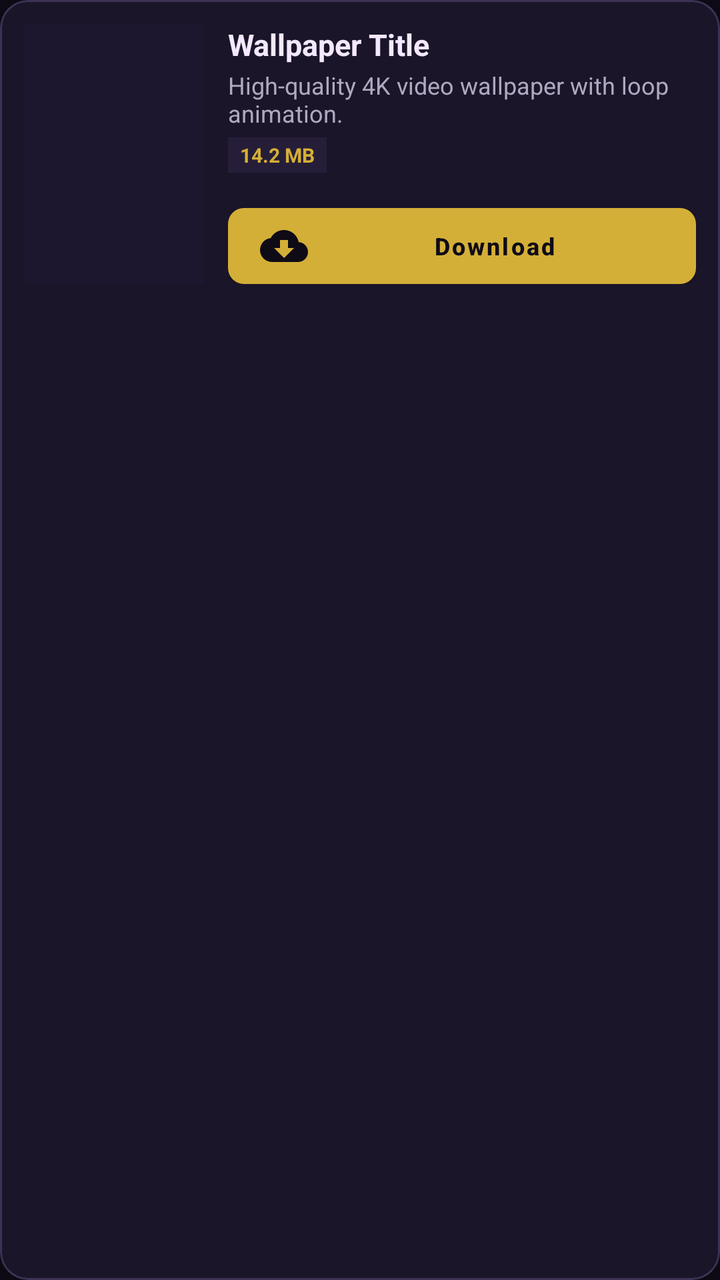
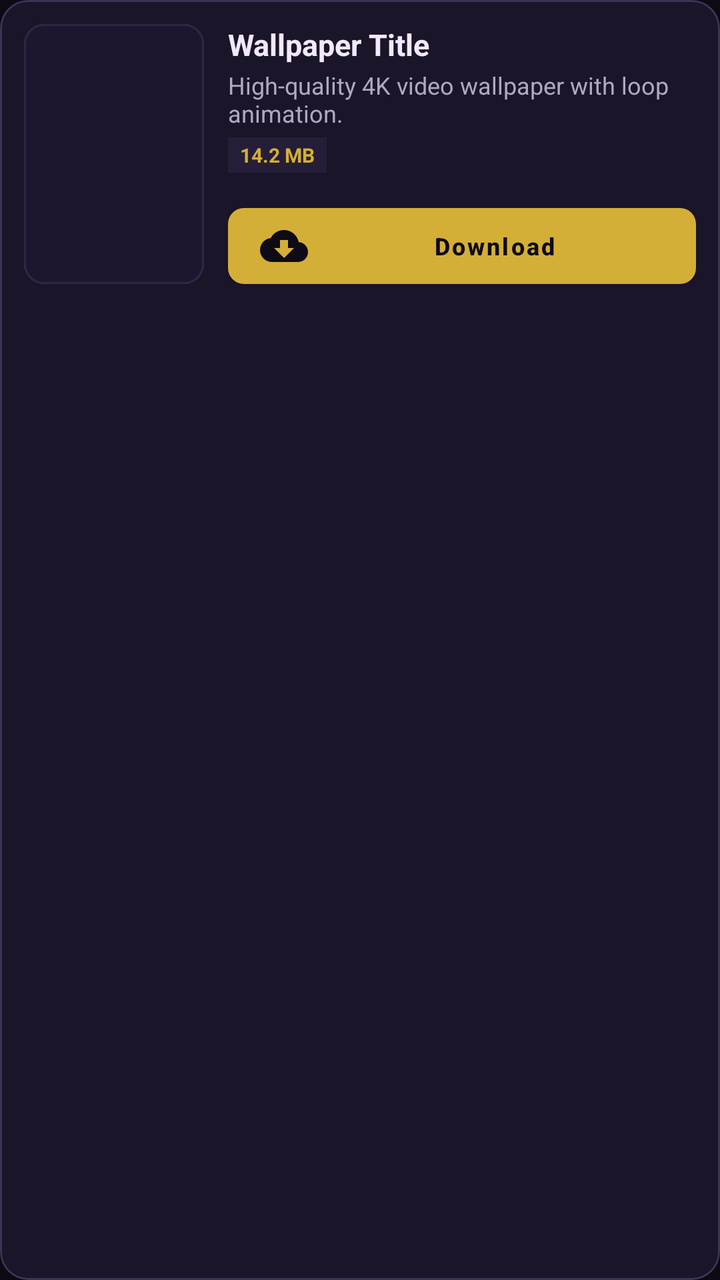

Screens rendered from an Android XML layout before and after an edit, with the pre-edit source and the edit as a unified diff.
<!-- AndroidManifest.xml: application theme Theme.VideoLockScreen -->
<!-- res/layout/item_store_wallpaper.xml -->
<?xml version="1.0" encoding="utf-8"?>
<com.google.android.material.card.MaterialCardView xmlns:android="http://schemas.android.com/apk/res/android"
    xmlns:app="http://schemas.android.com/apk/res-auto"
    android:id="@+id/cardStoreItem"
    android:layout_width="match_parent"
    android:layout_height="wrap_content"
    android:layout_marginHorizontal="4dp"
    android:layout_marginVertical="6dp"
    app:cardBackgroundColor="#1A1528"
    app:cardCornerRadius="14dp"
    app:cardElevation="3dp"
    app:strokeColor="#3D3254"
    app:strokeWidth="1dp">

    <LinearLayout
        android:layout_width="match_parent"
        android:layout_height="wrap_content"
        android:orientation="horizontal"
        android:padding="12dp">

        
        <FrameLayout
            android:layout_width="90dp"
            android:layout_height="130dp">

            <ImageView
                android:id="@+id/ivStoreThumb"
                android:layout_width="match_parent"
                android:layout_height="match_parent"
                android:background="#1C162E"
                android:contentDescription="Wallpaper Thumbnail"
                android:scaleType="centerCrop" />

            
            <TextView
                android:id="@+id/tvStoreFeaturedBadge"
                android:layout_width="wrap_content"
                android:layout_height="wrap_content"
                android:layout_gravity="top|start"
                android:layout_margin="4dp"
                android:background="#D4AF37"
                android:paddingHorizontal="6dp"
                android:paddingVertical="2dp"
                android:text="★ STAR"
                android:textColor="#0E0B16"
                android:textSize="9sp"
                android:textStyle="bold"
                android:visibility="gone" />

            
            <TextView
                android:id="@+id/tvStoreHiddenBadge"
                android:layout_width="wrap_content"
                android:layout_height="wrap_content"
                android:layout_gravity="bottom|start"
                android:layout_margin="4dp"
                android:background="#B45309"
                android:paddingHorizontal="5dp"
                android:paddingVertical="2dp"
                android:text="DRAFT"
                android:textColor="#FFFFFF"
                android:textSize="9sp"
                android:textStyle="bold"
                android:visibility="gone" />

            
            <TextView
                android:id="@+id/tvStoreDownloadedBadge"
                android:layout_width="wrap_content"
                android:layout_height="wrap_content"
                android:layout_gravity="top|end"
                android:layout_margin="4dp"
                android:background="#22C55E"
                android:paddingHorizontal="6dp"
                android:paddingVertical="2dp"
                android:text="✓"
                android:textColor="#FFFFFF"
                android:textSize="11sp"
                android:textStyle="bold"
                android:visibility="gone" />

        </FrameLayout>

        
        <LinearLayout
            android:layout_width="0dp"
            android:layout_height="match_parent"
            android:layout_marginStart="12dp"
            android:layout_weight="1"
            android:orientation="vertical">

            <TextView
                android:id="@+id/tvStoreTitle"
                android:layout_width="match_parent"
                android:layout_height="wrap_content"
                android:ellipsize="end"
                android:maxLines="1"
                android:text="Wallpaper Title"
                android:textColor="#F3E8FF"
                android:textSize="15sp"
                android:textStyle="bold" />

            <TextView
                android:id="@+id/tvStoreDescription"
                android:layout_width="match_parent"
                android:layout_height="wrap_content"
                android:layout_marginTop="2dp"
                android:ellipsize="end"
                android:maxLines="2"
                android:text="High-quality 4K video wallpaper with loop animation."
                android:textColor="#B0A8C0"
                android:textSize="12sp" />

            <TextView
                android:id="@+id/tvStoreSize"
                android:layout_width="wrap_content"
                android:layout_height="wrap_content"
                android:layout_marginTop="4dp"
                android:background="#261E38"
                android:paddingHorizontal="6dp"
                android:paddingVertical="2dp"
                android:text="14.2 MB"
                android:textColor="#D4AF37"
                android:textSize="10sp"
                android:textStyle="bold" />

            
            <ProgressBar
                android:id="@+id/pbStoreDownload"
                style="@android:style/Widget.ProgressBar.Horizontal"
                android:layout_width="match_parent"
                android:layout_height="wrap_content"
                android:layout_marginTop="6dp"
                android:max="100"
                android:progressTint="#D4AF37"
                android:visibility="gone" />

            <TextView
                android:id="@+id/tvStoreProgressText"
                android:layout_width="match_parent"
                android:layout_height="wrap_content"
                android:layout_marginTop="2dp"
                android:text="Downloading 0%..."
                android:textColor="#D4AF37"
                android:textSize="11sp"
                android:visibility="gone" />

            
            <View
                android:layout_width="match_parent"
                android:layout_height="0dp"
                android:layout_weight="1" />

            
            <LinearLayout
                android:layout_width="match_parent"
                android:layout_height="wrap_content"
                android:layout_marginTop="6dp"
                android:gravity="center_vertical"
                android:orientation="horizontal">

                
                <com.google.android.material.button.MaterialButton
                    android:id="@+id/btnStoreDownload"
                    android:layout_width="0dp"
                    android:layout_height="38dp"
                    android:layout_weight="1"
                    android:insetTop="0dp"
                    android:insetBottom="0dp"
                    android:text="Download"
                    android:textAllCaps="false"
                    android:textColor="#0E0B16"
                    android:textSize="12sp"
                    android:textStyle="bold"
                    app:backgroundTint="#D4AF37"
                    app:cornerRadius="8dp"
                    app:icon="@drawable/ic_download"
                    app:iconTint="#0E0B16" />

                
                <com.google.android.material.button.MaterialButton
                    android:id="@+id/btnStoreApply"
                    android:layout_width="0dp"
                    android:layout_height="38dp"
                    android:layout_weight="1"
                    android:insetTop="0dp"
                    android:insetBottom="0dp"
                    android:text="Select"
                    android:textAllCaps="false"
                    android:textColor="#0E0B16"
                    android:textSize="12sp"
                    android:textStyle="bold"
                    app:backgroundTint="#22C55E"
                    app:cornerRadius="8dp"
                    app:icon="@drawable/ic_check"
                    app:iconTint="#0E0B16"
                    android:visibility="gone" />

                
                <com.google.android.material.button.MaterialButton
                    android:id="@+id/btnStoreDeleteLocal"
                    style="@style/Widget.MaterialComponents.Button.OutlinedButton"
                    android:layout_width="38dp"
                    android:layout_height="38dp"
                    android:layout_marginStart="6dp"
                    android:insetTop="0dp"
                    android:insetBottom="0dp"
                    android:minWidth="0dp"
                    android:padding="0dp"
                    app:cornerRadius="8dp"
                    app:icon="@drawable/ic_delete"
                    app:iconGravity="textStart"
                    app:iconPadding="0dp"
                    app:iconTint="#EF4444"
                    app:strokeColor="#EF4444"
                    android:visibility="gone" />

            </LinearLayout>

        </LinearLayout>
    </LinearLayout>

</com.google.android.material.card.MaterialCardView>
<!-- resources referenced by this layout -->
<resources>
  <!-- drawable ic_check (drawable) -->
  <vector xmlns:android="http://schemas.android.com/apk/res/android"
      android:width="24dp"
      android:height="24dp"
      android:viewportWidth="24"
      android:viewportHeight="24">
    <path
        android:fillColor="#FFFFFFFF"
        android:pathData="M9,16.17L4.83,12l-1.42,1.41L9,19 21,7l-1.41,-1.41z"/>
  </vector>
  <!-- drawable ic_delete (drawable) -->
  <vector xmlns:android="http://schemas.android.com/apk/res/android"
      android:width="24dp"
      android:height="24dp"
      android:viewportWidth="24"
      android:viewportHeight="24">
    <path
        android:fillColor="#FFFFFFFF"
        android:pathData="M6,19c0,1.1 0.9,2 2,2h8c1.1,0 2,-0.9 2,-2V7H6v12zM19,4h-3.5l-1,-1h-5l-1,1H5v2h14V4z"/>
  </vector>
  <!-- drawable ic_download (drawable) -->
  <vector xmlns:android="http://schemas.android.com/apk/res/android"
      android:width="24dp"
      android:height="24dp"
      android:viewportWidth="24"
      android:viewportHeight="24">
    <path
        android:fillColor="#FFFFFFFF"
        android:pathData="M19.35,10.04C18.67,6.59 15.64,4 12,4 9.11,4 6.6,5.64 5.35,8.04 2.34,8.36 0,10.91 0,14c0,3.31 2.69,6 6,6h13c2.76,0 5,-2.24 5,-5 0,-2.64 -2.05,-4.78 -4.65,-4.96zM17,13l-5,5 -5,-5h3V9h4v4h3z"/>
  </vector>
  <style name="Theme.VideoLockScreen" parent="Theme.MaterialComponents.DayNight.NoActionBar">
          <item name="colorPrimary">@color/gold_primary</item>
          <item name="colorSecondary">@color/accent_glow</item>
          <item name="android:windowBackground">@color/bg_dark</item>
          <item name="android:statusBarColor">@color/bg_dark</item>
          <item name="android:navigationBarColor">@color/bg_dark</item>
      </style>
  <color name="gold_primary">#D4AF37</color>
  <color name="accent_glow">#9370DB</color>
  <color name="bg_dark">#0E0B16</color>
</resources>

<!-- the commit's change to res/layout/item_store_wallpaper.xml (unified diff, before → after) -->
@@ -19,67 +19,76 @@
         android:padding="12dp">
 
         
-        <FrameLayout
+        <com.google.android.material.card.MaterialCardView
             android:layout_width="90dp"
-            android:layout_height="130dp">
-
-            <ImageView
-                android:id="@+id/ivStoreThumb"
-                android:layout_width="match_parent"
-                android:layout_height="match_parent"
-                android:background="#1C162E"
-                android:contentDescription="Wallpaper Thumbnail"
-                android:scaleType="centerCrop" />
-
-            
-            <TextView
-                android:id="@+id/tvStoreFeaturedBadge"
-                android:layout_width="wrap_content"
-                android:layout_height="wrap_content"
-                android:layout_gravity="top|start"
-                android:layout_margin="4dp"
-                android:background="#D4AF37"
-                android:paddingHorizontal="6dp"
-                android:paddingVertical="2dp"
-                android:text="★ STAR"
-                android:textColor="#0E0B16"
-                android:textSize="9sp"
-                android:textStyle="bold"
-                android:visibility="gone" />
-
-            
-            <TextView
-                android:id="@+id/tvStoreHiddenBadge"
-                android:layout_width="wrap_content"
-                android:layout_height="wrap_content"
-                android:layout_gravity="bottom|start"
-                android:layout_margin="4dp"
-                android:background="#B45309"
-                android:paddingHorizontal="5dp"
-                android:paddingVertical="2dp"
-                android:text="DRAFT"
-                android:textColor="#FFFFFF"
-                android:textSize="9sp"
-                android:textStyle="bold"
-                android:visibility="gone" />
-
-            
-            <TextView
-                android:id="@+id/tvStoreDownloadedBadge"
-                android:layout_width="wrap_content"
-                android:layout_height="wrap_content"
-                android:layout_gravity="top|end"
-                android:layout_margin="4dp"
-                android:background="#22C55E"
-                android:paddingHorizontal="6dp"
-                android:paddingVertical="2dp"
-                android:text="✓"
-                android:textColor="#FFFFFF"
-                android:textSize="11sp"
-                android:textStyle="bold"
-                android:visibility="gone" />
-
-        </FrameLayout>
+            android:layout_height="130dp"
+            app:cardCornerRadius="10dp"
+            app:cardElevation="0dp"
+            app:strokeColor="#2E2544"
+            app:strokeWidth="1dp">
+
+            <FrameLayout
+                android:layout_width="match_parent"
+                android:layout_height="match_parent">
+
+                <ImageView
+                    android:id="@+id/ivStoreThumb"
+                    android:layout_width="match_parent"
+                    android:layout_height="match_parent"
+                    android:background="#1C162E"
+                    android:contentDescription="Wallpaper Thumbnail"
+                    android:scaleType="centerCrop" />
+
+                
+                <TextView
+                    android:id="@+id/tvStoreFeaturedBadge"
+                    android:layout_width="wrap_content"
+                    android:layout_height="wrap_content"
+                    android:layout_gravity="top|start"
+                    android:layout_margin="4dp"
+                    android:background="#D4AF37"
+                    android:paddingHorizontal="6dp"
+                    android:paddingVertical="2dp"
+                    android:text="★ STAR"
+                    android:textColor="#0E0B16"
+                    android:textSize="9sp"
+                    android:textStyle="bold"
+                    android:visibility="gone" />
+
+                
+                <TextView
+                    android:id="@+id/tvStoreHiddenBadge"
+                    android:layout_width="wrap_content"
+                    android:layout_height="wrap_content"
+                    android:layout_gravity="bottom|start"
+                    android:layout_margin="4dp"
+                    android:background="#B45309"
+                    android:paddingHorizontal="5dp"
+                    android:paddingVertical="2dp"
+                    android:text="DRAFT"
+                    android:textColor="#FFFFFF"
+                    android:textSize="9sp"
+                    android:textStyle="bold"
+                    android:visibility="gone" />
+
+                
+                <TextView
+                    android:id="@+id/tvStoreDownloadedBadge"
+                    android:layout_width="wrap_content"
+                    android:layout_height="wrap_content"
+                    android:layout_gravity="top|end"
+                    android:layout_margin="4dp"
+                    android:background="#22C55E"
+                    android:paddingHorizontal="6dp"
+                    android:paddingVertical="2dp"
+                    android:text="✓"
+                    android:textColor="#FFFFFF"
+                    android:textSize="11sp"
+                    android:textStyle="bold"
+                    android:visibility="gone" />
+
+            </FrameLayout>
+        </com.google.android.material.card.MaterialCardView>
 
         
         <LinearLayout
